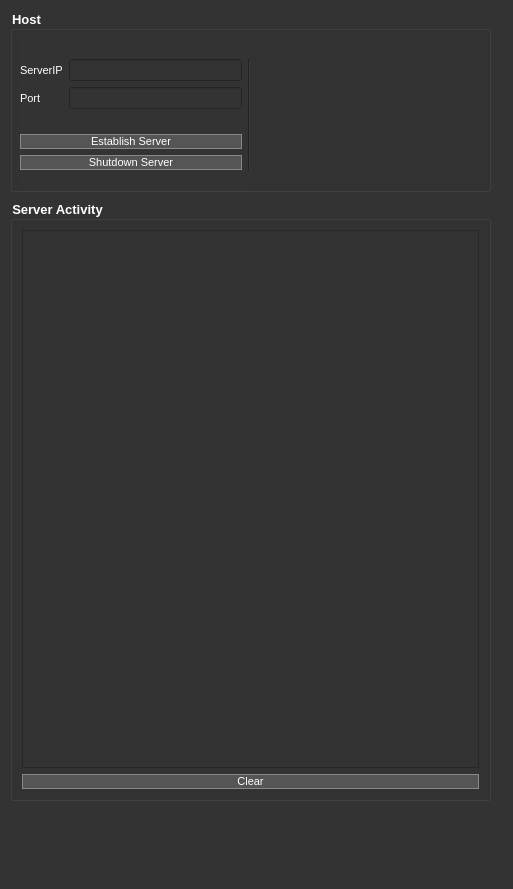
Above: pyChatServerGUI.ui from hdnate08/pyChatServer before the change. Below: the same form after it.
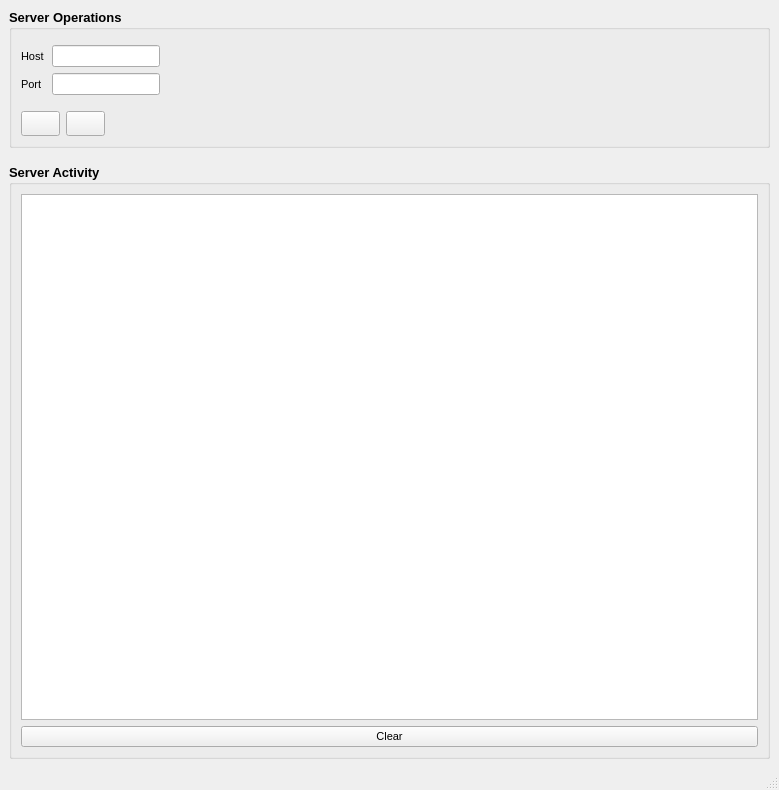
That is the form after the change. Icons and pictures are not drawn.

Commit message: Reworking server GUI

Diff of the .ui file:
```diff
--- a/pyChatServerGUI.ui
+++ b/pyChatServerGUI.ui
@@ -6,45 +6,37 @@
    <rect>
     <x>0</x>
     <y>0</y>
-    <width>513</width>
-    <height>889</height>
+    <width>779</width>
+    <height>790</height>
    </rect>
   </property>
+  <property name="sizePolicy">
+   <sizepolicy hsizetype="Preferred" vsizetype="Preferred">
+    <horstretch>0</horstretch>
+    <verstretch>0</verstretch>
+   </sizepolicy>
+  </property>
   <property name="windowTitle">
    <string>pyChat Server</string>
   </property>
   <property name="styleSheet">
-   <string notr="true">QWidget {
-    background-color: #333333;
-    color: #ffffff;
-}
-
-QLabel {
-    color: #ffffff;
-}
-
-QPushButton {
-    background-color: #555555;
-    color: #ffffff;
-    border: 1px solid #888888;
-}
-
-/* Add more styling rules as needed */
-</string>
+   <string notr="true"/>
   </property>
   <property name="tabShape">
    <enum>QTabWidget::Rounded</enum>
   </property>
   <widget class="QWidget" name="centralwidget">
+   <layout class="QVBoxLayout" name="verticalLayout">
+    <item>
+     <layout class="QHBoxLayout" name="horizontalLayout_2">
+      <property name="spacing">
+       <number>0</number>
+      </property>
+      <property name="bottomMargin">
+       <number>0</number>
+      </property>
+      <item>
    <widget class="QGroupBox" name="host_groupBox">
-    <property name="geometry">
-     <rect>
-      <x>10</x>
-      <y>10</y>
-      <width>481</width>
-      <height>182</height>
-     </rect>
-    </property>
     <property name="font">
      <font>
       <pointsize>10</pointsize>
@@ -57,22 +49,93 @@
      <string notr="true"/>
     </property>
     <property name="title">
+         <string>Server Operations</string>
+        </property>
+        <layout class="QVBoxLayout" name="verticalLayout_2">
+         <item>
+          <widget class="Line" name="line">
+           <property name="orientation">
+            <enum>Qt::Vertical</enum>
+           </property>
+          </widget>
+         </item>
+         <item>
+          <layout class="QHBoxLayout" name="horizontalLayout_3">
+           <property name="topMargin">
+            <number>0</number>
+           </property>
+           <item>
+            <widget class="QLabel" name="serverIP_label">
+             <property name="minimumSize">
+              <size>
+               <width>25</width>
+               <height>0</height>
+              </size>
+             </property>
+             <property name="font">
+              <font>
+               <pointsize>8</pointsize>
+               <weight>50</weight>
+               <italic>false</italic>
+               <bold>false</bold>
+              </font>
+             </property>
+             <property name="text">
      <string>Host</string>
     </property>
-    <widget class="QWidget" name="layoutWidget">
-     <property name="geometry">
-      <rect>
-       <x>10</x>
-       <y>30</y>
-       <width>231</width>
-       <height>151</height>
-      </rect>
-     </property>
-     <layout class="QGridLayout" name="gridLayout_4">
-      <item row="0" column="0">
-       <layout class="QGridLayout" name="gridLayout_2">
-        <item row="1" column="0">
+            </widget>
+           </item>
+           <item>
+            <widget class="QLineEdit" name="port_lineEdit">
+             <property name="sizePolicy">
+              <sizepolicy hsizetype="Fixed" vsizetype="Fixed">
+               <horstretch>0</horstretch>
+               <verstretch>0</verstretch>
+              </sizepolicy>
+             </property>
+             <property name="font">
+              <font>
+               <pointsize>8</pointsize>
+               <weight>50</weight>
+               <bold>false</bold>
+              </font>
+             </property>
+             <property name="alignment">
+              <set>Qt::AlignLeading|Qt::AlignLeft|Qt::AlignVCenter</set>
+             </property>
+            </widget>
+           </item>
+           <item>
+            <spacer name="horizontalSpacer_2">
+             <property name="orientation">
+              <enum>Qt::Horizontal</enum>
+             </property>
+             <property name="sizeType">
+              <enum>QSizePolicy::Expanding</enum>
+             </property>
+             <property name="sizeHint" stdset="0">
+              <size>
+               <width>1000</width>
+               <height>20</height>
+              </size>
+             </property>
+            </spacer>
+           </item>
+          </layout>
+         </item>
+         <item>
+          <layout class="QHBoxLayout" name="horizontalLayout_4">
+           <property name="topMargin">
+            <number>0</number>
+           </property>
+           <item>
          <widget class="QLabel" name="port_label">
+             <property name="minimumSize">
+              <size>
+               <width>25</width>
+               <height>0</height>
+              </size>
+             </property>
           <property name="font">
            <font>
             <pointsize>8</pointsize>
@@ -86,34 +149,14 @@
           </property>
          </widget>
         </item>
-        <item row="0" column="2">
-         <widget class="QLineEdit" name="port_lineEdit">
-          <property name="font">
-           <font>
-            <pointsize>8</pointsize>
-            <weight>50</weight>
-            <bold>false</bold>
-           </font>
-          </property>
-         </widget>
-        </item>
-        <item row="0" column="0">
-         <widget class="QLabel" name="serverIP_label">
-          <property name="font">
-           <font>
-            <pointsize>8</pointsize>
-            <weight>50</weight>
-            <italic>false</italic>
-            <bold>false</bold>
-           </font>
-          </property>
-          <property name="text">
-           <string>ServerIP</string>
-          </property>
-         </widget>
-        </item>
-        <item row="1" column="2">
+           <item>
          <widget class="QLineEdit" name="serverIP_lineEdit">
+             <property name="sizePolicy">
+              <sizepolicy hsizetype="Fixed" vsizetype="Fixed">
+               <horstretch>0</horstretch>
+               <verstretch>0</verstretch>
+              </sizepolicy>
+             </property>
           <property name="font">
            <font>
             <pointsize>8</pointsize>
@@ -123,34 +166,59 @@
           </property>
          </widget>
         </item>
-       </layout>
-      </item>
-      <item row="0" column="1" rowspan="2">
-       <widget class="Line" name="line">
+           <item>
+            <spacer name="horizontalSpacer_3">
+             <property name="orientation">
+              <enum>Qt::Horizontal</enum>
+             </property>
+             <property name="sizeType">
+              <enum>QSizePolicy::Expanding</enum>
+             </property>
+             <property name="sizeHint" stdset="0">
+              <size>
+               <width>990</width>
+               <height>20</height>
+              </size>
+             </property>
+            </spacer>
+           </item>
+          </layout>
+         </item>
+         <item>
+          <spacer name="verticalSpacer_2">
         <property name="orientation">
          <enum>Qt::Vertical</enum>
         </property>
-       </widget>
-      </item>
-      <item row="1" column="0">
-       <layout class="QGridLayout" name="gridLayout_3">
-        <item row="2" column="0">
-         <widget class="QPushButton" name="shutdownServer_pushButton">
-          <property name="font">
-           <font>
-            <pointsize>8</pointsize>
-            <weight>50</weight>
-            <italic>false</italic>
-            <bold>false</bold>
-           </font>
-          </property>
-          <property name="text">
-           <string>Shutdown Server</string>
-          </property>
-         </widget>
-        </item>
-        <item row="1" column="0">
+           <property name="sizeType">
+            <enum>QSizePolicy::Fixed</enum>
+           </property>
+           <property name="sizeHint" stdset="0">
+            <size>
+             <width>20</width>
+             <height>10</height>
+            </size>
+           </property>
+          </spacer>
+         </item>
+         <item>
+          <layout class="QHBoxLayout" name="horizontalLayout_5">
+           <property name="topMargin">
+            <number>0</number>
+           </property>
+           <item>
          <widget class="QPushButton" name="establishServer_pushButton">
+             <property name="sizePolicy">
+              <sizepolicy hsizetype="Fixed" vsizetype="Fixed">
+               <horstretch>0</horstretch>
+               <verstretch>0</verstretch>
+              </sizepolicy>
+             </property>
+             <property name="minimumSize">
+              <size>
+               <width>25</width>
+               <height>25</height>
+              </size>
+             </property>
           <property name="font">
            <font>
             <pointsize>8</pointsize>
@@ -160,24 +228,100 @@
            </font>
           </property>
           <property name="text">
-           <string>Establish Server</string>
-          </property>
-         </widget>
-        </item>
+              <string/>
+             </property>
+             <property name="icon">
+              <iconset resource="resources.qrc">
+               <normaloff>:/icons/resources/icons/play.png</normaloff>:/icons/resources/icons/play.png</iconset>
+             </property>
+             <property name="iconSize">
+              <size>
+               <width>15</width>
+               <height>15</height>
+              </size>
+             </property>
+            </widget>
+           </item>
+           <item>
+            <widget class="QPushButton" name="shutdownServer_pushButton">
+             <property name="sizePolicy">
+              <sizepolicy hsizetype="Fixed" vsizetype="Fixed">
+               <horstretch>0</horstretch>
+               <verstretch>0</verstretch>
+              </sizepolicy>
+             </property>
+             <property name="minimumSize">
+              <size>
+               <width>25</width>
+               <height>25</height>
+              </size>
+             </property>
+             <property name="font">
+              <font>
+               <pointsize>8</pointsize>
+               <weight>50</weight>
+               <italic>false</italic>
+               <bold>false</bold>
+              </font>
+             </property>
+             <property name="text">
+              <string/>
+             </property>
+             <property name="icon">
+              <iconset resource="resources.qrc">
+               <normaloff>:/icons/resources/icons/square.png</normaloff>:/icons/resources/icons/square.png</iconset>
+             </property>
+             <property name="iconSize">
+              <size>
+               <width>15</width>
+               <height>15</height>
+              </size>
+             </property>
+            </widget>
+           </item>
+           <item>
+            <spacer name="horizontalSpacer">
+             <property name="orientation">
+              <enum>Qt::Horizontal</enum>
+             </property>
+             <property name="sizeHint" stdset="0">
+              <size>
+               <width>40</width>
+               <height>20</height>
+              </size>
+             </property>
+            </spacer>
+           </item>
        </layout>
       </item>
      </layout>
     </widget>
-   </widget>
+      </item>
+     </layout>
+    </item>
+    <item>
+     <spacer name="verticalSpacer">
+      <property name="orientation">
+       <enum>Qt::Vertical</enum>
+      </property>
+      <property name="sizeType">
+       <enum>QSizePolicy::Fixed</enum>
+      </property>
+      <property name="sizeHint" stdset="0">
+       <size>
+        <width>20</width>
+        <height>10</height>
+       </size>
+      </property>
+     </spacer>
+    </item>
+    <item>
+     <layout class="QHBoxLayout" name="horizontalLayout">
+      <property name="topMargin">
+       <number>0</number>
+      </property>
+      <item>
    <widget class="QGroupBox" name="serverLog_groupBox">
-    <property name="geometry">
-     <rect>
-      <x>10</x>
-      <y>200</y>
-      <width>481</width>
-      <height>601</height>
-     </rect>
-    </property>
     <property name="font">
      <font>
       <pointsize>10</pointsize>
@@ -219,6 +363,10 @@
      </item>
     </layout>
    </widget>
+      </item>
+     </layout>
+    </item>
+   </layout>
   </widget>
   <widget class="QMenuBar" name="menubar">
    <property name="geometry">
```
Left out of the diff: 6 changed lines with no effect on the pictures. Lines whose indentation alone changed are shown as unchanged. The commit also changes 6 other files.
